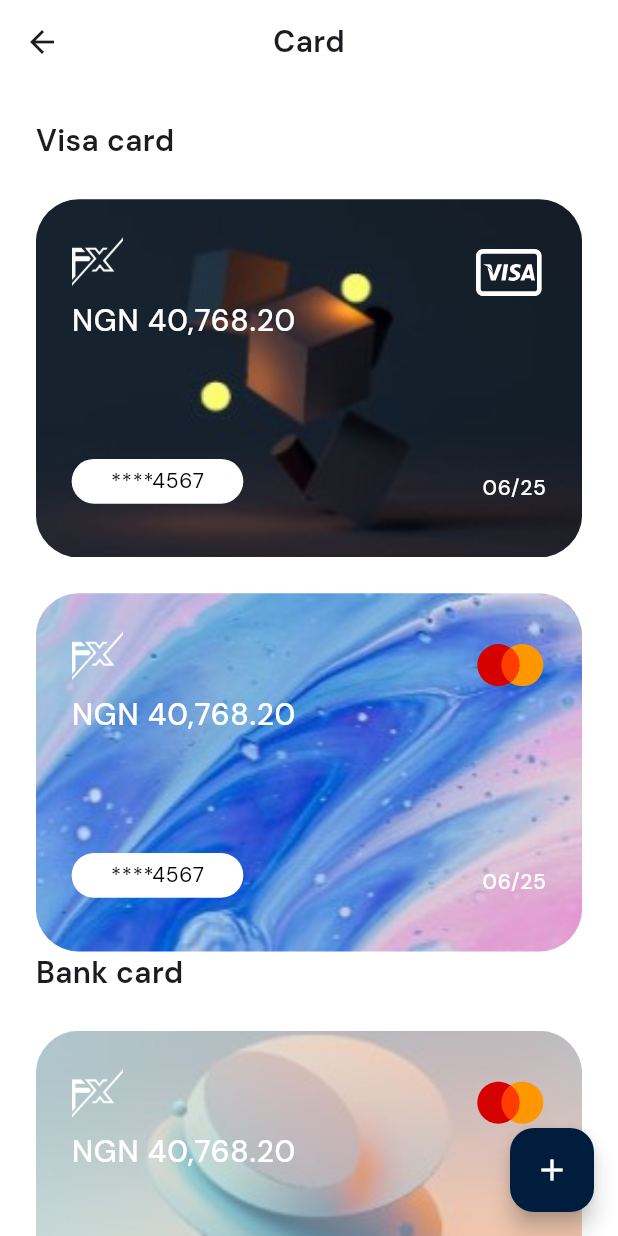
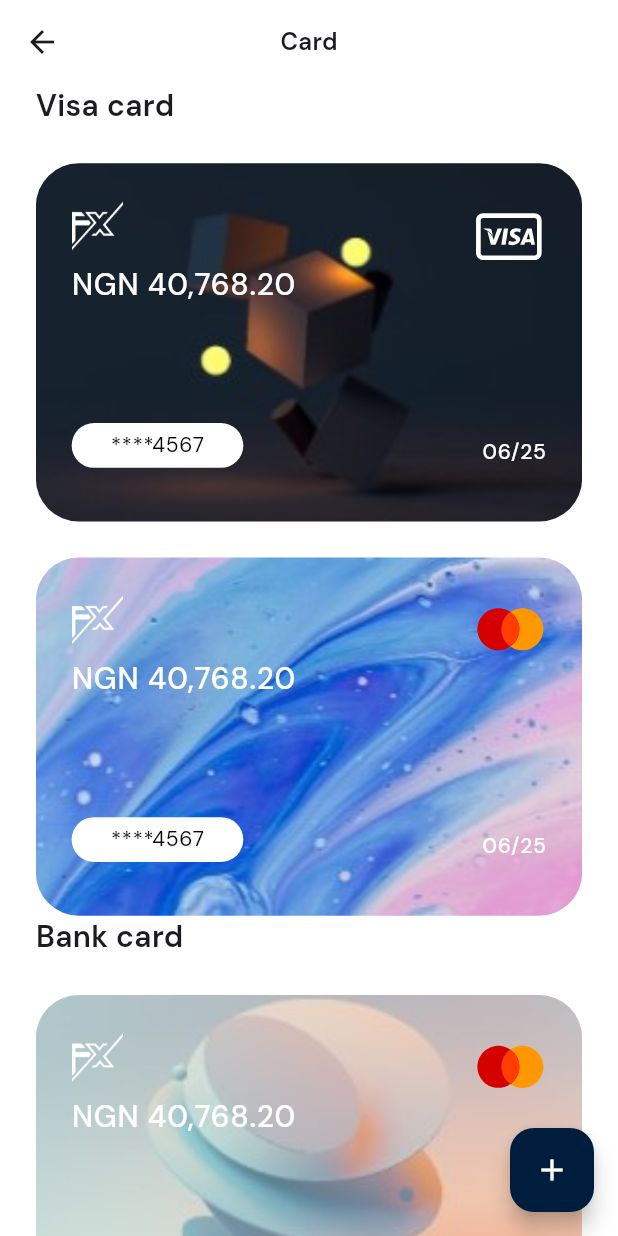
Before and after one commit to somtech123/finx, a Flutter app: the CardScreen screen opened directly, on a phone screen of 412 x 824 dp. Run offline on Flutter 3.47's test engine with Material 3 defaults, Android fonts, the phone set to English and light mode, and no system bars; our stand-ins replace another_flushbar, cached_network_image, cloud_firestore, csc_picker, dio, dots_indicator and 18 more; missing offline and left inert: encrypt, flutter_facebook_auth; accounts and stored records are empty; project files that could hold a hidden picture were left out.

Commit message:
made few modifications

```diff
--- a/lib/core/global_controller.dart
+++ b/lib/core/global_controller.dart
@@ -6,6 +6,7 @@ import 'package:finx/core/services/account/model/account_info_model.dart';
 import 'package:finx/core/services/account/model/balance_model.dart';
 import 'package:finx/core/services/account/model/transcation_model.dart';
 import 'package:finx/core/services/account/usecase.dart';
+import 'package:finx/core/services/user_services/model/wallet_model.dart';
 import 'package:finx/core/services/user_services/usecase.dart';
 import 'package:finx/core/shared_widgets/alert_diaglog.dart';
 import 'package:firebase_auth/firebase_auth.dart';
@@ -25,6 +26,8 @@ class GlobalController extends GetxController {
 
   Rx<UserModel> loginUser = UserModel().obs;
 
+  Rx<WalletModel> walletData = WalletModel().obs;
+
   Rx<AccountInfoModel> accountInfo = AccountInfoModel().obs;
   Rx<BalanceModel> balanceModel = BalanceModel().obs;
   Rx<TransactionModel> transcationModel = TransactionModel().obs;
@@ -41,6 +44,11 @@ class GlobalController extends GetxController {
 
     isFetching.value = true;
     return isFetching.value;
+  }
+
+  getWallet() async {
+    walletData.value = await _userServices.getWalletData();
+    debugPrint(walletData.value.wallet);
   }
 
   fetchBalance({bool? hasShimmer = true}) async {
--- a/lib/core/helper/encryption_helper.dart
+++ b/lib/core/helper/encryption_helper.dart
@@ -1,6 +1,5 @@
 import 'package:encrypt/encrypt.dart' as encrypt;
 import 'package:encrypt/encrypt.dart';
-import 'package:flutter/cupertino.dart';
 
 class EncryptionHelper {
   //Decrypt the base 16 string to a string
--- /dev/null
+++ b/lib/core/services/user_services/model/wallet_model.dart
@@ -0,0 +1,10 @@
+class WalletModel {
+  String? wallet;
+  WalletModel({this.wallet});
+
+  factory WalletModel.fromJson(Map<String, dynamic> json) =>
+      WalletModel(wallet: json['pin']);
+
+  WalletModel copyWith({String? wallet}) =>
+      WalletModel(wallet: wallet ?? this.wallet);
+}
--- a/lib/core/services/user_services/user_repo.dart
+++ b/lib/core/services/user_services/user_repo.dart
@@ -1,6 +1,7 @@
 import 'dart:io';
 
 import 'package:finx/core/model/user_model.dart';
+import 'package:finx/core/services/user_services/model/wallet_model.dart';
 
 abstract class UserRepository {
   Future<UserModel> getUserDetails();
@@ -8,4 +9,6 @@ abstract class UserRepository {
   Future<String> updateProfilePhoto(File file);
 
   Future<String> setSecurityPin(String pin);
+
+  Future<WalletModel> getWalletData();
 }
--- a/lib/features/bottom_tab/controller/bottom_tab_controller.dart
+++ b/lib/features/bottom_tab/controller/bottom_tab_controller.dart
@@ -29,6 +29,7 @@ class BottomTabController extends GetxController {
     globalCtr.getUserInfo();
     globalCtr.getAccountInfo();
     globalCtr.fetchBalance();
+    globalCtr.getWallet();
     super.onReady();
   }
 }
--- a/lib/features/card/screen/card_screen.dart
+++ b/lib/features/card/screen/card_screen.dart
@@ -15,13 +15,14 @@ class CardScreen extends StatelessWidget {
     return Scaffold(
       appBar: AppBar(
         elevation: 0,
+        scrolledUnderElevation: 0,
         backgroundColor:
             Get.isDarkMode ? AppColor.blackColor : AppColor.whiteColor,
         centerTitle: true,
         title: Text(
           'Card',
           style: Theme.of(context).textTheme.bodyMedium!.copyWith(
-                fontSize: 20,
+                fontSize: 16,
                 fontWeight: FontWeight.w600,
               ),
         ),
@@ -36,7 +37,7 @@ class CardScreen extends StatelessWidget {
       ),
       body: SingleChildScrollView(
         child: Padding(
-          padding: EdgeInsets.symmetric(vertical: 20.h, horizontal: 20.h),
+          padding: EdgeInsets.symmetric(horizontal: 20.h),
           child: Column(
             crossAxisAlignment: CrossAxisAlignment.start,
             children: [
@@ -48,9 +49,9 @@ class CardScreen extends StatelessWidget {
                     ),
               ),
               SizedBox(height: 20.h),
-              FinxCard(),
+              const FinxCard(),
               SizedBox(height: 20.h),
-              MasterCard(),
+              const MasterCard(),
               Text(
                 'Bank card',
                 style: Theme.of(context).textTheme.bodyMedium!.copyWith(
--- a/lib/features/dashboard/screen/dashboard.dart
+++ b/lib/features/dashboard/screen/dashboard.dart
@@ -166,7 +166,7 @@ class DashBoardScreen extends StatelessWidget {
     return ListTile(
       contentPadding: EdgeInsets.zero,
       leading: InkWell(
-        onTap: () => Get.to(() => ViewProfileScren()),
+        onTap: () => Get.to(() => const ViewProfileScren()),
         child: CircleAvatar(
           maxRadius: 20.r,
           backgroundImage: CachedNetworkImageProvider(userImage),
--- a/lib/features/history/screen/tran_history_screen.dart
+++ b/lib/features/history/screen/tran_history_screen.dart
@@ -23,7 +23,7 @@ class TranscationHistoryScreen extends StatelessWidget {
               Get.isDarkMode ? AppColor.blackColor : AppColor.whiteColor,
           centerTitle: true,
           title: Text(
-            'History',
+            'Transaction History',
             style: Theme.of(context).textTheme.bodyMedium!.copyWith(
                   fontSize: 16,
                   fontWeight: FontWeight.w600,
--- a/lib/features/payment/screen/make_payment_screen.dart
+++ b/lib/features/payment/screen/make_payment_screen.dart
@@ -1,7 +1,6 @@
 import 'package:finx/core/constant/app_color.dart';
 import 'package:finx/core/utlis/currency_utlis.dart';
 import 'package:finx/features/payment/controller/send_mooney_controller.dart';
-import 'package:finx/features/payment/screen/tran_success_screen.dart';
 import 'package:flutter/material.dart';
 import 'package:flutter_screenutil/flutter_screenutil.dart';
 import 'package:get/get.dart';
@@ -95,10 +94,6 @@ class MakePaymentScreen extends StatelessWidget {
                 PrimaryButton(
                   onPressed: () => buildMakePaymentBottomSheet(
                     context,
-                    ontap: () {
-                      Get.back();
-                      ctr.makeTransfer();
-                    },
                   ),
                   label: 'Confirm & Send',
                 ),
--- a/lib/features/payment/screen/send_money_screen.dart
+++ b/lib/features/payment/screen/send_money_screen.dart
@@ -257,10 +257,6 @@ class _SendMoneyScreenState extends State<SendMoneyScreen> {
                         controller: ctr.descriptionController,
                       ),
                       SizedBox(height: 50.h),
-                      // Visibility(
-                      //   visible:
-                      //       ctr.resolveAcct.accountName!.isNotEmpty,
-                      //   child:
                       PrimaryButton(
                         onPressed: () {
                           if (formKey.currentState!.validate() &&
@@ -270,7 +266,6 @@ class _SendMoneyScreenState extends State<SendMoneyScreen> {
                         },
                         label: 'Next',
                       ),
-                      // ),
                     ],
                   ),
                 ),
```
Also changed, not shown: lib/core/services/user_services/usecase.dart (+18 -0 lines), lib/core/shared_widgets/screen_keyboard.dart (+7 -5 lines), lib/features/dashboard/controller/fund_account_controller.dart (+6 -2 lines), lib/features/dashboard/screen/fund_wallet_screen.dart (+12 -13 lines), lib/features/dashboard/screen/notification.dart (+3 -19 lines), lib/features/dashboard/screen/view_profile.dart (+9 -6 lines), lib/features/payment/controller/send_mooney_controller.dart (+17 -1 lines), lib/features/payment/widget/make_payment_bottom_sheet.dart (+16 -4 lines), 1 other file.
